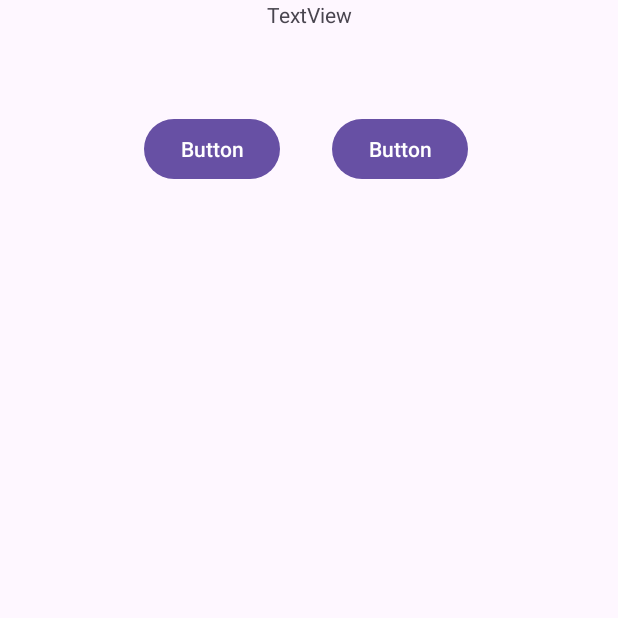
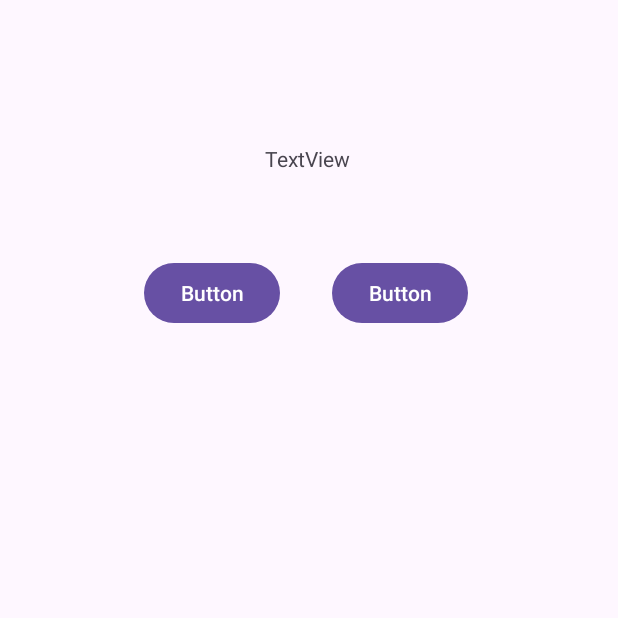
Before and after one commit to HIilLm/MATHTARA, an Android app: the mainmenu screen opened directly, with no data from a screen before it, on a phone screen of 412 x 824 dp, the top half of it. Run offline under Robolectric (Android 15) with nearby library versions, the phone set to English and light mode, and no system bars.

```diff
--- a/app/src/main/res/layout/activity_mainmenu.xml
+++ b/app/src/main/res/layout/activity_mainmenu.xml
@@ -11,10 +11,12 @@
         android:id="@+id/textView"
         android:layout_width="wrap_content"
         android:layout_height="wrap_content"
+        android:layout_marginTop="36dp"
         android:text="TextView"
         app:layout_constraintEnd_toEndOf="parent"
+        app:layout_constraintHorizontal_bias="0.498"
         app:layout_constraintStart_toStartOf="parent"
-        tools:layout_editor_absoluteY="213dp" />
+        app:layout_constraintTop_toBottomOf="@+id/imageView" />
 
     <Button
         android:id="@+id/button"
```
